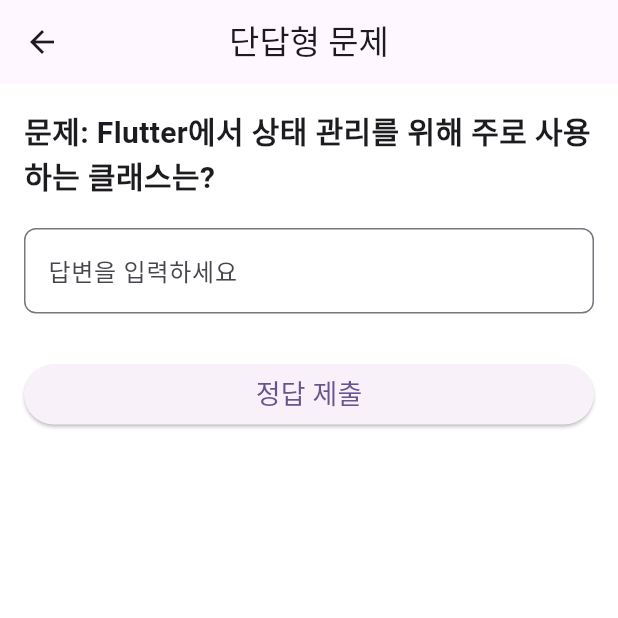
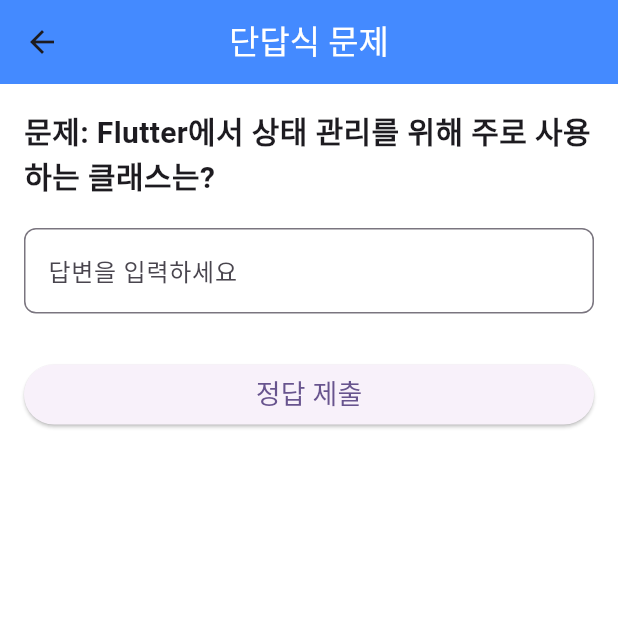
Before and after one commit to 2024-CapstonDesign-AI-Hackathon/login, a Flutter app: the QuestionScreen2 screen opened directly, on a phone screen of 412 x 824 dp, the top half of it. Run offline on Flutter 3.47's test engine with Material 3 defaults, Android fonts, the phone set to English and light mode, and no system bars; our stand-ins replace dio, file_picker, flutter_secure_storage, permission_handler; accounts and stored records are empty.

Commit message:
색설정

```diff
--- a/lib/question/question2.dart
+++ b/lib/question/question2.dart
@@ -90,7 +90,8 @@ class _QuestionScreen2State extends State<QuestionScreen2> {
   Widget build(BuildContext context) {
     return Scaffold(
       appBar: AppBar(
-        title: Text('단답형 문제'),
+        title: Text('단답식 문제', style: TextStyle(color: Colors.white)),
+        backgroundColor: Colors.blueAccent,
         centerTitle: true,
       ),
       body: PageView.builder(
```
